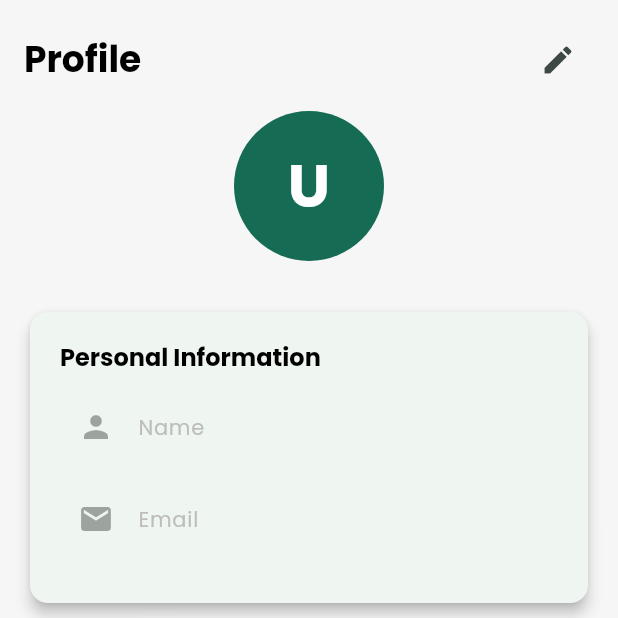
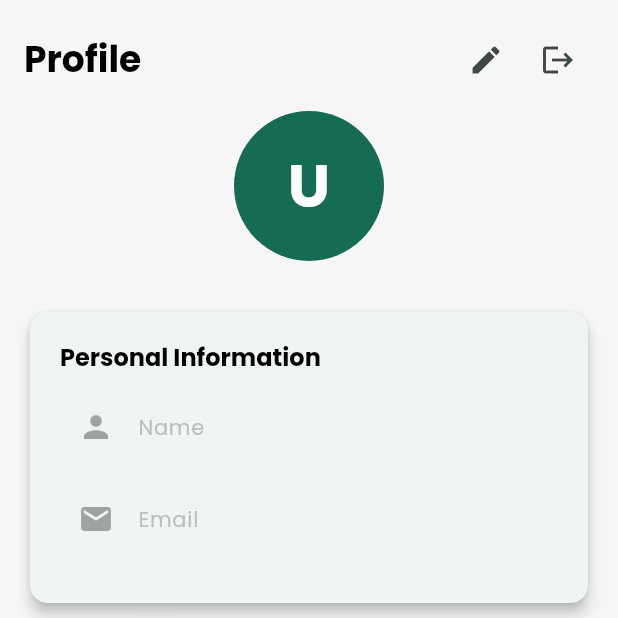
Before and after one commit to bedoyalejandra/receipes-app, a Flutter app: the screen it shows once a user with an empty profile is signed in, item 4 of the bottom bar chosen, on a phone screen of 412 x 824 dp, the top half of it. Run offline on Flutter 3.47's test engine with Material 3 defaults, Android fonts, the phone set to English and light mode, and no system bars; our stand-ins replace cloud_firestore, equatable, firebase_auth, firebase_core, firebase_storage, flutter_svg and 2 more; accounts and stored records are empty.

Commit message:
feat: add logout button and enforce single-line password fields

```diff
--- a/lib/presentation/screens/auth/signup_screen.dart
+++ b/lib/presentation/screens/auth/signup_screen.dart
@@ -139,6 +139,7 @@ class _SignupScreenState extends State<SignupScreen> {
                   SizedBox(height: 30),
                   CustomTextField(
                     label: 'Password',
+                    maxLines: 1,
                     controller: _passwordController,
                     isPassword: true,
                     placeholder: 'Enter password',
@@ -155,6 +156,7 @@ class _SignupScreenState extends State<SignupScreen> {
                   SizedBox(height: 30),
                   CustomTextField(
                     label: 'Confirm Password',
+                    maxLines: 1,
                     controller: _confirmPasswordController,
                     isPassword: true,
                     placeholder: 'Retype password',
--- a/lib/presentation/screens/profile/profile_screen.dart
+++ b/lib/presentation/screens/profile/profile_screen.dart
@@ -104,6 +104,7 @@ class _ProfileScreenState extends State<ProfileScreen> {
         }
         return SingleChildScrollView(
           padding: EdgeInsets.all(Spacing.padding),
+          child: SafeArea(
             child: Form(
               key: _formKey,
               child: Column(
@@ -115,6 +116,9 @@ class _ProfileScreenState extends State<ProfileScreen> {
                         'Profile',
                         style: Theme.of(context).textTheme.headlineLarge,
                       ),
+                      Row(
+                        mainAxisSize: MainAxisSize.min,
+                        children: [
                           IconButton(
                             icon: const Icon(Icons.edit),
                             onPressed: () {
@@ -122,6 +126,14 @@ class _ProfileScreenState extends State<ProfileScreen> {
                                 _isEditing = true;
                               });
                             },
+                          ),
+                          IconButton(
+                            icon: const Icon(Icons.logout),
+                            onPressed: () {
+                              authProvider.signOut();
+                            },
+                          ),
+                        ],
                       ),
                     ],
                   ),
@@ -216,7 +228,8 @@ class _ProfileScreenState extends State<ProfileScreen> {
                                             ? null
                                             : _handleUpdateProfile,
                                     child: Text(
-                                    userProvider.userState == UserState.loading
+                                      userProvider.userState ==
+                                              UserState.loading
                                           ? 'Updating...'
                                           : 'Update',
                                     ),
@@ -237,6 +250,7 @@ class _ProfileScreenState extends State<ProfileScreen> {
                   SizedBox(height: 10),
                   _buildRecipeList(context),
                 ],
+              ),
             ),
           ),
         );
```
Lines whose indentation alone changed are shown as unchanged.
